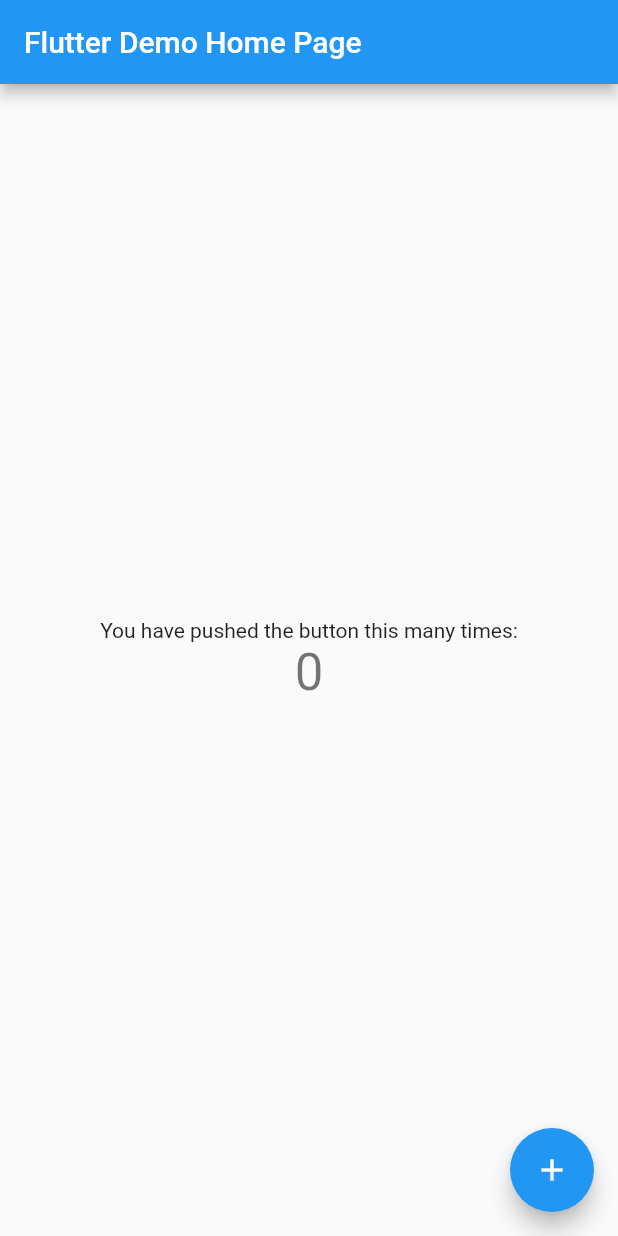
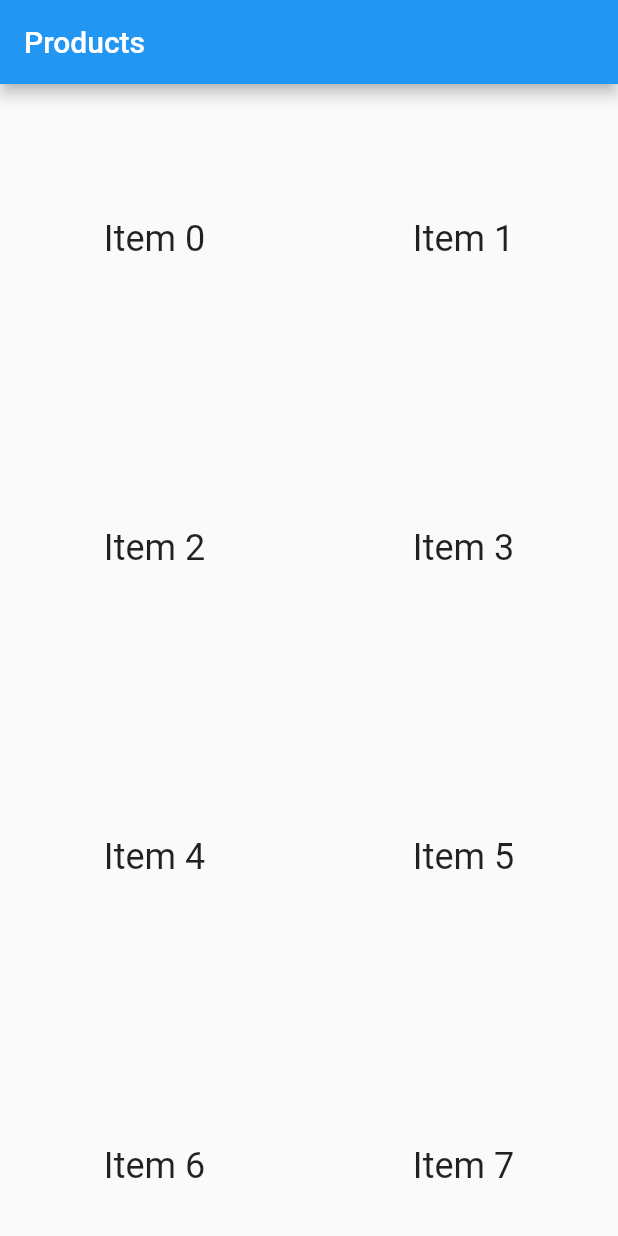
Before and after one commit to JigneshWorld/e-commerce-flutter, a Flutter app: the screen it shows after launch, on a phone screen of 412 x 824 dp. Run offline on Flutter 3.47's test engine with Material 2 defaults, Android fonts, the phone set to English and light mode, and no system bars.

Commit message:
Added Products Page

```diff
--- /dev/null
+++ b/lib/app.dart
@@ -0,0 +1,19 @@
+import 'package:flutter/material.dart';
+import 'products.dart';
+
+class MyApp extends StatefulWidget {
+  @override
+  State<StatefulWidget> createState() {
+    return _MyAppState();
+  }
+}
+
+class _MyAppState extends State<MyApp> {
+  @override
+  Widget build(BuildContext context) {
+    return MaterialApp(
+      title: 'E-Commerce',
+      home: ProductsListPage(),
+    );
+  }
+}
--- a/lib/main.dart
+++ b/lib/main.dart
@@ -1,109 +1,4 @@
 import 'package:flutter/material.dart';
+import 'app.dart';
 
 void main() => runApp(new MyApp());
-
-class MyApp extends StatelessWidget {
-  // This widget is the root of your application.
-  @override
-  Widget build(BuildContext context) {
-    return new MaterialApp(
-      title: 'Flutter Demo',
-      theme: new ThemeData(
-        // This is the theme of your application.
-        //
-        // Try running your application with "flutter run". You'll see the
-        // application has a blue toolbar. Then, without quitting the app, try
-        // changing the primarySwatch below to Colors.green and then invoke
-        // "hot reload" (press "r" in the console where you ran "flutter run",
-        // or press Run > Flutter Hot Reload in IntelliJ). Notice that the
-        // counter didn't reset back to zero; the application is not restarted.
-        primarySwatch: Colors.blue,
-      ),
-      home: new MyHomePage(title: 'Flutter Demo Home Page'),
-    );
-  }
-}
-
-class MyHomePage extends StatefulWidget {
-  MyHomePage({Key key, this.title}) : super(key: key);
-
-  // This widget is the home page of your application. It is stateful, meaning
-  // that it has a State object (defined below) that contains fields that affect
-  // how it looks.
-
-  // This class is the configuration for the state. It holds the values (in this
-  // case the title) provided by the parent (in this case the App widget) and
-  // used by the build method of the State. Fields in a Widget subclass are
-  // always marked "final".
-
-  final String title;
-
-  @override
-  _MyHomePageState createState() => new _MyHomePageState();
-}
-
-class _MyHomePageState extends State<MyHomePage> {
-  int _counter = 0;
-
-  void _incrementCounter() {
-    setState(() {
-      // This call to setState tells the Flutter framework that something has
-      // changed in this State, which causes it to rerun the build method below
-      // so that the display can reflect the updated values. If we changed
-      // _counter without calling setState(), then the build method would not be
-      // called again, and so nothing would appear to happen.
-      _counter++;
-    });
-  }
-
-  @override
-  Widget build(BuildContext context) {
-    // This method is rerun every time setState is called, for instance as done
-    // by the _incrementCounter method above.
-    //
-    // The Flutter framework has been optimized to make rerunning build methods
-    // fast, so that you can just rebuild anything that needs updating rather
-    // than having to individually change instances of widgets.
-    return new Scaffold(
-      appBar: new AppBar(
-        // Here we take the value from the MyHomePage object that was created by
-        // the App.build method, and use it to set our appbar title.
-        title: new Text(widget.title),
-      ),
-      body: new Center(
-        // Center is a layout widget. It takes a single child and positions it
-        // in the middle of the parent.
-        child: new Column(
-          // Column is also layout widget. It takes a list of children and
-          // arranges them vertically. By default, it sizes itself to fit its
-          // children horizontally, and tries to be as tall as its parent.
-          //
-          // Invoke "debug paint" (press "p" in the console where you ran
-          // "flutter run", or select "Toggle Debug Paint" from the Flutter tool
-          // window in IntelliJ) to see the wireframe for each widget.
-          //
-          // Column has various properties to control how it sizes itself and
-          // how it positions its children. Here we use mainAxisAlignment to
-          // center the children vertically; the main axis here is the vertical
-          // axis because Columns are vertical (the cross axis would be
-          // horizontal).
-          mainAxisAlignment: MainAxisAlignment.center,
-          children: <Widget>[
-            new Text(
-              'You have pushed the button this many times:',
-            ),
-            new Text(
-              '$_counter',
-              style: Theme.of(context).textTheme.display1,
-            ),
-          ],
-        ),
-      ),
-      floatingActionButton: new FloatingActionButton(
-        onPressed: _incrementCounter,
-        tooltip: 'Increment',
-        child: new Icon(Icons.add),
-      ), // This trailing comma makes auto-formatting nicer for build methods.
-    );
-  }
-}
--- /dev/null
+++ b/lib/products.dart
@@ -0,0 +1,29 @@
+import 'package:flutter/material.dart';
+import 'model/product.dart';
+
+class ProductsListPage extends StatefulWidget {
+  @override
+  State<StatefulWidget> createState() {
+    return _ProductsListState();
+  }
+}
+
+class _ProductsListState extends State<ProductsListPage> {
+  @override
+  Widget build(BuildContext context) {
+    return Scaffold(
+      appBar: AppBar(title: Text('Products'),),
+      body: GridView.count(
+        crossAxisCount: 2,
+        children: List.generate(100, (index) {
+          return Center(
+            child: Text(
+              'Item $index',
+              style: Theme.of(context).textTheme.headline,
+            ),
+          );
+        }),
+      ),
+    );
+  }
+}
```
Also changed, not shown: lib/model/product.dart (added, +30 -0 lines), 6 other files.
